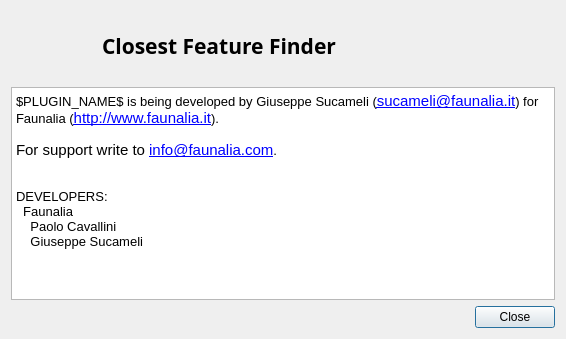
Above: ui/DlgAbout.ui from faunalia/closestfeaturefinder before the change. Below: the same form after it.
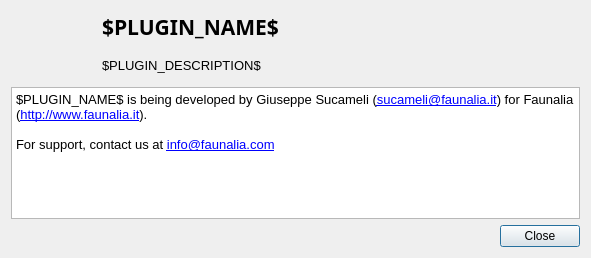
That is the form after the change.

Commit message: use the default Faunalia about dialog

What changed in the file:
```diff
--- a/ui/DlgAbout.ui
+++ b/ui/DlgAbout.ui
@@ -6,18 +6,18 @@
    <rect>
     <x>0</x>
     <y>0</y>
-    <width>566</width>
-    <height>339</height>
+    <width>591</width>
+    <height>258</height>
    </rect>
   </property>
   <property name="windowTitle">
    <string>Dialog</string>
   </property>
   <layout class="QGridLayout" name="gridLayout">
-   <item row="0" column="0">
+   <item row="0" column="0" rowspan="2">
     <widget class="QLabel" name="logo">
      <property name="sizePolicy">
-      <sizepolicy hsizetype="Fixed" vsizetype="Fixed">
+      <sizepolicy hsizetype="Fixed" vsizetype="Expanding">
        <horstretch>0</horstretch>
        <verstretch>0</verstretch>
       </sizepolicy>
@@ -53,33 +53,42 @@
       </font>
      </property>
      <property name="text">
-      <string>Closest Feature Finder</string>
+      <string>$PLUGIN_NAME$</string>
      </property>
     </widget>
    </item>
-   <item row="1" column="0" colspan="2">
+   <item row="1" column="1">
+    <widget class="QLabel" name="description">
+     <property name="font">
+      <font>
+       <pointsize>10</pointsize>
+      </font>
+     </property>
+     <property name="text">
+      <string>$PLUGIN_DESCRIPTION$</string>
+     </property>
+     <property name="wordWrap">
+      <bool>true</bool>
+     </property>
+    </widget>
+   </item>
+   <item row="2" column="0" colspan="2">
     <widget class="QTextBrowser" name="txt">
      <property name="html">
       <string>&lt;!DOCTYPE HTML PUBLIC &quot;-//W3C//DTD HTML 4.0//EN&quot; &quot;http://www.w3.org/TR/REC-html40/strict.dtd&quot;&gt;
 &lt;html&gt;&lt;head&gt;&lt;meta name=&quot;qrichtext&quot; content=&quot;1&quot; /&gt;&lt;style type=&quot;text/css&quot;&gt;
 p, li { white-space: pre-wrap; }
 &lt;/style&gt;&lt;/head&gt;&lt;body style=&quot; font-family:'Ubuntu'; font-size:11pt; font-weight:400; font-style:normal;&quot;&gt;
-&lt;p style=&quot; margin-top:0px; margin-bottom:0px; margin-left:0px; margin-right:0px; -qt-block-indent:0; text-indent:0px;&quot;&gt;&lt;span style=&quot; font-family:'Sans'; font-size:10pt;&quot;&gt;$PLUGIN_NAME$ is being developed by Giuseppe Sucameli (&lt;/span&gt;&lt;a href=&quot;mailto:sucameli@faunalia.it&quot;&gt;&lt;span style=&quot; text-decoration: underline; color:#0000ff;&quot;&gt;sucameli@faunalia.it&lt;/span&gt;&lt;/a&gt;&lt;span style=&quot; font-family:'Sans'; font-size:10pt;&quot;&gt;) for Faunalia (&lt;/span&gt;&lt;a href=&quot;http://www.faunalia.it&quot;&gt;&lt;span style=&quot; text-decoration: underline; color:#0000ff;&quot;&gt;http://www.faunalia.it&lt;/span&gt;&lt;/a&gt;&lt;span style=&quot; font-family:'Sans'; font-size:10pt;&quot;&gt;).&lt;/span&gt;&lt;/p&gt;
-&lt;p style=&quot;-qt-paragraph-type:empty; margin-top:0px; margin-bottom:0px; margin-left:0px; margin-right:0px; -qt-block-indent:0; text-indent:0px; font-family:'DejaVu Sans'; font-size:9pt;&quot;&gt;&lt;/p&gt;
-&lt;p style=&quot; margin-top:0px; margin-bottom:0px; margin-left:0px; margin-right:0px; -qt-block-indent:0; text-indent:0px;&quot;&gt;For support write to &lt;a href=&quot;mailto:info@faunalia.com&quot;&gt;&lt;span style=&quot; text-decoration: underline; color:#0000ff;&quot;&gt;info@faunalia.com&lt;/span&gt;&lt;/a&gt;&lt;span style=&quot; font-family:'Sans'; font-size:10pt;&quot;&gt;.&lt;/span&gt;&lt;/p&gt;
-&lt;p style=&quot;-qt-paragraph-type:empty; margin-top:0px; margin-bottom:0px; margin-left:0px; margin-right:0px; -qt-block-indent:0; text-indent:0px; font-family:'Sans'; font-size:10pt;&quot;&gt;&lt;/p&gt;
-&lt;p style=&quot;-qt-paragraph-type:empty; margin-top:0px; margin-bottom:0px; margin-left:0px; margin-right:0px; -qt-block-indent:0; text-indent:0px; font-family:'Sans'; font-size:10pt;&quot;&gt;&lt;/p&gt;
-&lt;p style=&quot; margin-top:0px; margin-bottom:0px; margin-left:0px; margin-right:0px; -qt-block-indent:0; text-indent:0px;&quot;&gt;&lt;span style=&quot; font-family:'Sans'; font-size:10pt;&quot;&gt;DEVELOPERS:&lt;/span&gt;&lt;/p&gt;
-&lt;p style=&quot; margin-top:0px; margin-bottom:0px; margin-left:0px; margin-right:0px; -qt-block-indent:0; text-indent:0px;&quot;&gt;&lt;span style=&quot; font-family:'Sans'; font-size:10pt;&quot;&gt;  Faunalia&lt;/span&gt;&lt;/p&gt;
-&lt;p style=&quot; margin-top:0px; margin-bottom:0px; margin-left:0px; margin-right:0px; -qt-block-indent:0; text-indent:0px;&quot;&gt;&lt;span style=&quot; font-family:'Sans'; font-size:10pt;&quot;&gt;    Paolo Cavallini&lt;/span&gt;&lt;/p&gt;
-&lt;p style=&quot; margin-top:0px; margin-bottom:0px; margin-left:0px; margin-right:0px; -qt-block-indent:0; text-indent:0px;&quot;&gt;&lt;span style=&quot; font-family:'Sans'; font-size:10pt;&quot;&gt;    Giuseppe Sucameli&lt;/span&gt;&lt;/p&gt;&lt;/body&gt;&lt;/html&gt;</string>
+&lt;p style=&quot; margin-top:0px; margin-bottom:0px; margin-left:0px; margin-right:0px; -qt-block-indent:0; text-indent:0px;&quot;&gt;&lt;span style=&quot; font-family:'Sans'; font-size:10pt;&quot;&gt;$PLUGIN_NAME$ is being developed by Giuseppe Sucameli (&lt;/span&gt;&lt;a href=&quot;mailto:sucameli@faunalia.it&quot;&gt;&lt;span style=&quot; font-family:'Sans'; font-size:10pt; text-decoration: underline; color:#0000ff;&quot;&gt;sucameli@faunalia.it&lt;/span&gt;&lt;/a&gt;&lt;span style=&quot; font-family:'Sans'; font-size:10pt;&quot;&gt;) for Faunalia (&lt;/span&gt;&lt;a href=&quot;http://www.faunalia.it&quot;&gt;&lt;span style=&quot; font-family:'Sans'; font-size:10pt; text-decoration: underline; color:#0000ff;&quot;&gt;http://www.faunalia.it&lt;/span&gt;&lt;/a&gt;&lt;span style=&quot; font-family:'Sans'; font-size:10pt;&quot;&gt;).&lt;/span&gt;&lt;/p&gt;
+&lt;p style=&quot;-qt-paragraph-type:empty; margin-top:0px; margin-bottom:0px; margin-left:0px; margin-right:0px; -qt-block-indent:0; text-indent:0px; font-family:'DejaVu Sans'; font-size:10pt;&quot;&gt;&lt;/p&gt;
+&lt;p style=&quot; margin-top:0px; margin-bottom:0px; margin-left:0px; margin-right:0px; -qt-block-indent:0; text-indent:0px;&quot;&gt;&lt;span style=&quot; font-family:'Sans'; font-size:10pt;&quot;&gt;For support, contact us at &lt;/span&gt;&lt;a href=&quot;mailto:info@faunalia.com?subject=$MAIL_SUBJECT$&amp;amp;body=$MAIL_BODY$&quot;&gt;&lt;span style=&quot; font-family:'Sans'; font-size:10pt; text-decoration: underline; color:#0000ff;&quot;&gt;info@faunalia.com&lt;/span&gt;&lt;/a&gt;&lt;/p&gt;&lt;/body&gt;&lt;/html&gt;</string>
      </property>
      <property name="openExternalLinks">
       <bool>true</bool>
      </property>
     </widget>
    </item>
-   <item row="2" column="0" colspan="2">
+   <item row="3" column="0" colspan="2">
     <widget class="QDialogButtonBox" name="buttonBox">
      <property name="orientation">
       <enum>Qt::Horizontal</enum>
```
Left out of the diff: 35 changed lines with no effect on the pictures. The commit also changes 4 other files.
